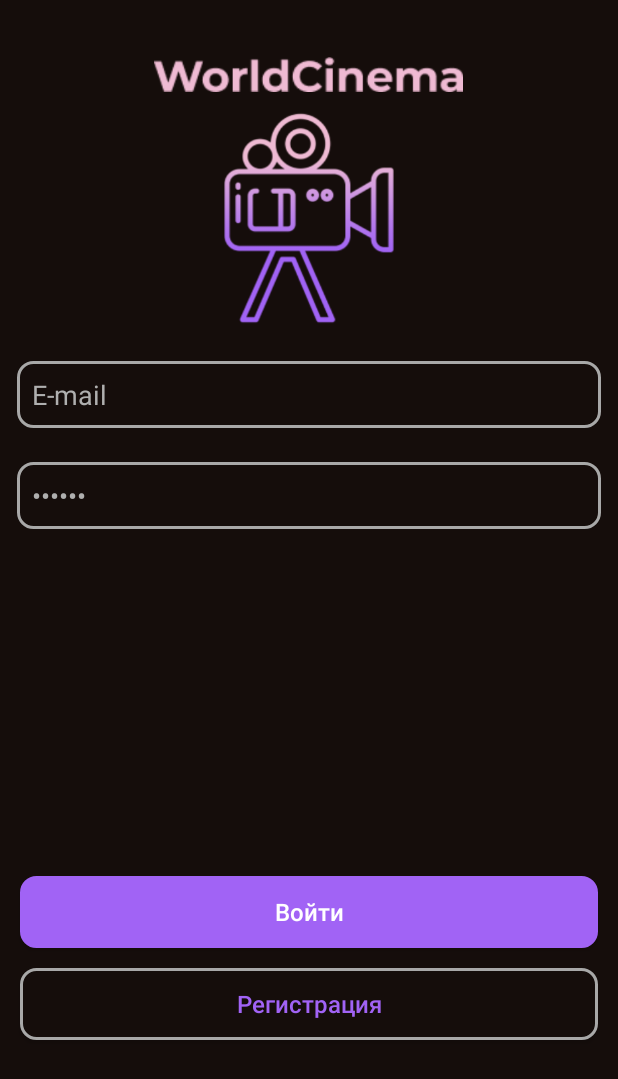
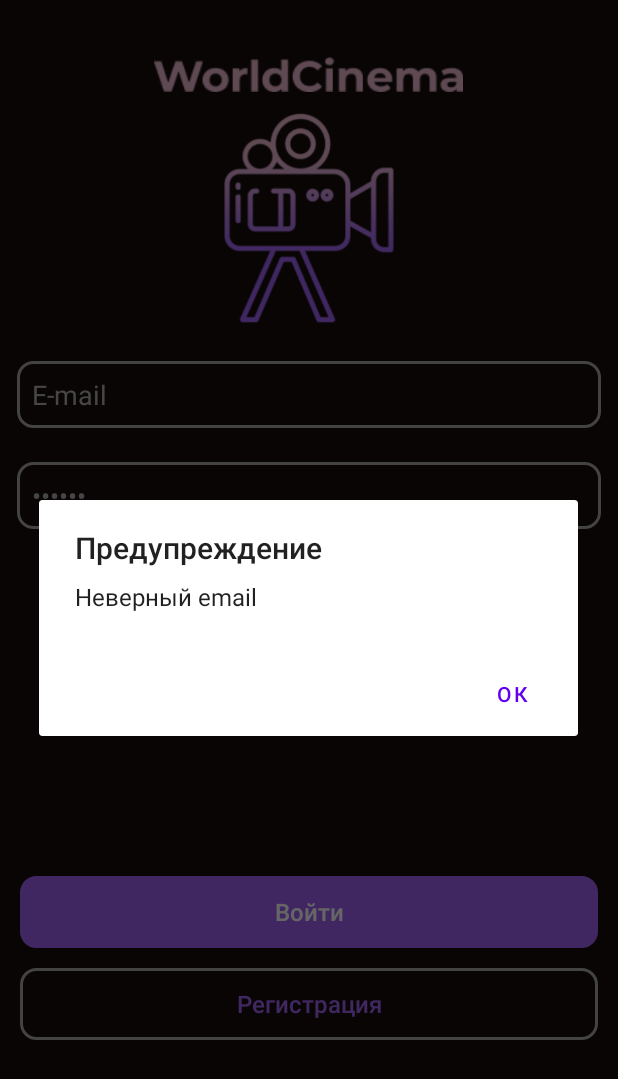
Before and after one commit to Antonov67/wsr22, an Android app: the SignInActivity screen opened directly, with no data from a screen before it, after a tap on "Войти", on a phone screen of 412 x 824 dp. Shown: the top 1079 px of the screen. Run offline under Robolectric (Android 15) with nearby library versions, the phone set to English and light mode, and no system bars.

Commit message:
retrofit_auth&registration&AlertDialog

```diff
--- a/app/src/main/java/com/example/wsr22/JsonPlaceHolderApi.java
+++ b/app/src/main/java/com/example/wsr22/JsonPlaceHolderApi.java
@@ -5,6 +5,11 @@ import retrofit2.http.Body;
 import retrofit2.http.POST;
 
 public interface JsonPlaceHolderApi {
+    //авторизация
     @POST("auth/login")
-    Call<LoginResponse> login(@Body LoginRequest loginRequest);
+    Call<LoginResponse> auth_login(@Body LoginRequest loginRequest);
+
+    //регистрация
+    @POST("auth/register")
+    Call<LoginResponse> reg_login(@Body LoginRequest loginRequest);
 }
--- a/app/src/main/java/com/example/wsr22/LoginRequest.java
+++ b/app/src/main/java/com/example/wsr22/LoginRequest.java
@@ -3,9 +3,18 @@ package com.example.wsr22;
 import com.google.gson.annotations.SerializedName;
 
 public class LoginRequest {
+    //конструктор для авторизации
     public LoginRequest(String email, String password) {
         this.email = email;
         this.password = password;
+    }
+
+    //конструктор для регистрации
+    public LoginRequest(String email, String password, String firstName, String lastName) {
+        this.email = email;
+        this.password = password;
+        this.firstName = firstName;
+        this.lastName = lastName;
     }
 
     @SerializedName("email")
@@ -13,4 +22,12 @@ public class LoginRequest {
 
     @SerializedName("password")
     String password;
+
+    @SerializedName("firstName")
+    String firstName;
+
+    @SerializedName("lastName")
+    String lastName;
+
+
 }
--- a/app/src/main/java/com/example/wsr22/SignInActivity.java
+++ b/app/src/main/java/com/example/wsr22/SignInActivity.java
@@ -1,13 +1,21 @@
 package com.example.wsr22;
 
+import android.app.AlertDialog;
+import android.app.Dialog;
+import android.content.DialogInterface;
 import android.content.Intent;
 import android.os.Bundle;
 import android.view.View;
 import android.widget.Button;
 import android.widget.EditText;
+import android.widget.TextView;
 import android.widget.Toast;
 
 import androidx.appcompat.app.AppCompatActivity;
+import androidx.fragment.app.DialogFragment;
+
+import java.util.regex.Matcher;
+import java.util.regex.Pattern;
 
 import retrofit2.Call;
 import retrofit2.Callback;
@@ -44,29 +52,57 @@ public class SignInActivity extends AppCompatActivity {
 
             @Override
             public void onClick(View view) {
-                Call<LoginResponse> call = jsonPlaceHolderApi.login(loginRequest);
+                if (emailIsCorrect(email.getText().toString())) {
+                    Call<LoginResponse> call = jsonPlaceHolderApi.auth_login(loginRequest);
                     call.enqueue(new Callback<LoginResponse>() {
                         @Override
                         public void onResponse(Call<LoginResponse> call, Response<LoginResponse> response) {
-                        if (!response.isSuccessful()){
-                            Toast.makeText(getApplicationContext(),
-                                    "Code:" + response.code(), Toast.LENGTH_LONG).show();
+                            if (!response.isSuccessful()) {
+                                createDialog("Code:" + response.code()).show();
                                 return;
                             }
                             LoginResponse loginResponse = response.body();
-                        Toast.makeText(getApplicationContext(),
-                                loginResponse.data.token,
-                                Toast.LENGTH_LONG).show();
+                            createDialog(loginResponse.data.token).show();
                         }
 
                         @Override
                         public void onFailure(Call<LoginResponse> call, Throwable t) {
                             Toast.makeText(getApplicationContext(),
-                                t.getMessage(),Toast.LENGTH_LONG).show();
+                                    t.getMessage(), Toast.LENGTH_LONG).show();
                         }
                     });
                 }
+                else {
+                    createDialog("Неверный email").show();
+                }
+            }
         });
+    }
+    //метод проверки корректности почты
+    public boolean emailIsCorrect(String email){
+     /*
+                Требования к email: email должен соответствовать паттерну "name@domenname.ru",
+                где имя и домен второго уровня могут состоять только из маленьких букв и цифр,
+                домен верхнего уровня - только из маленьких букв. Длина домена верхнего уровня -
+                 не более 3х символов и поле ввода почты не пустое.
+                 */
+        Pattern VALID_EMAIL_ADDRESS_REGEX =
+                Pattern.compile("^[a-z0-9._%+-]+@[a-z0-9.-]+\\.[a-z]{1,3}$");
+        Matcher matcher = VALID_EMAIL_ADDRESS_REGEX.matcher(email);
+        return (matcher.find() && email.length()!=0);
+    }
+    //метод создания диалогового окна
+    Dialog createDialog(String message){
+        AlertDialog.Builder dialog = new AlertDialog.Builder(SignInActivity.this);
+        dialog.setTitle("Предупреждение")
+                .setMessage(message)
+                .setPositiveButton("ОК", new DialogInterface.OnClickListener() {
+                    @Override
+                    public void onClick(DialogInterface dialogInterface, int i) {
+                        dialogInterface.cancel();
+                    }
+                });
+        return dialog.create();
 
     }
 }
--- a/app/src/main/res/layout/activity_sign_up.xml
+++ b/app/src/main/res/layout/activity_sign_up.xml
@@ -81,7 +81,7 @@
         android:inputType="textPassword" />
 
     <androidx.appcompat.widget.AppCompatButton
-        android:id="@+id/button"
+        android:id="@+id/reg_button"
         android:layout_marginTop="32dp"
         android:layout_marginLeft="13dp"
         android:layout_marginRight="13dp"
```
Also changed, not shown: app/src/main/java/com/example/wsr22/SignUpActivity.java (+81 -9 lines), app/src/main/res/layout/dialog_layout.xml (added, +12 -0 lines). Lines whose indentation alone changed are shown as unchanged.
